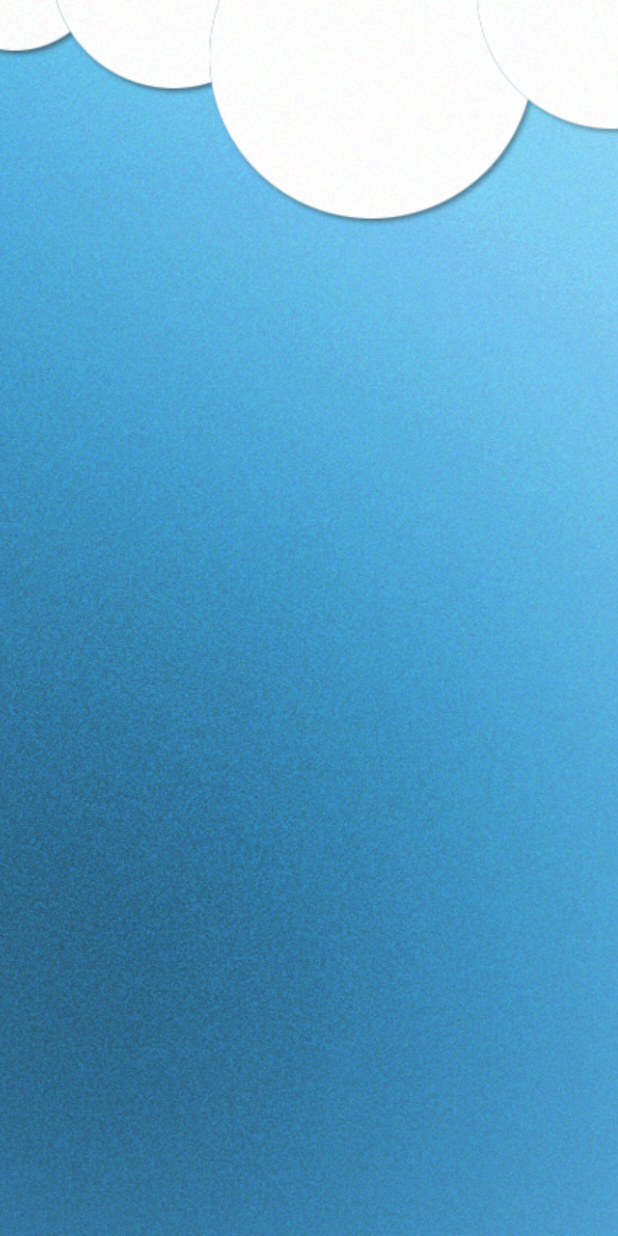
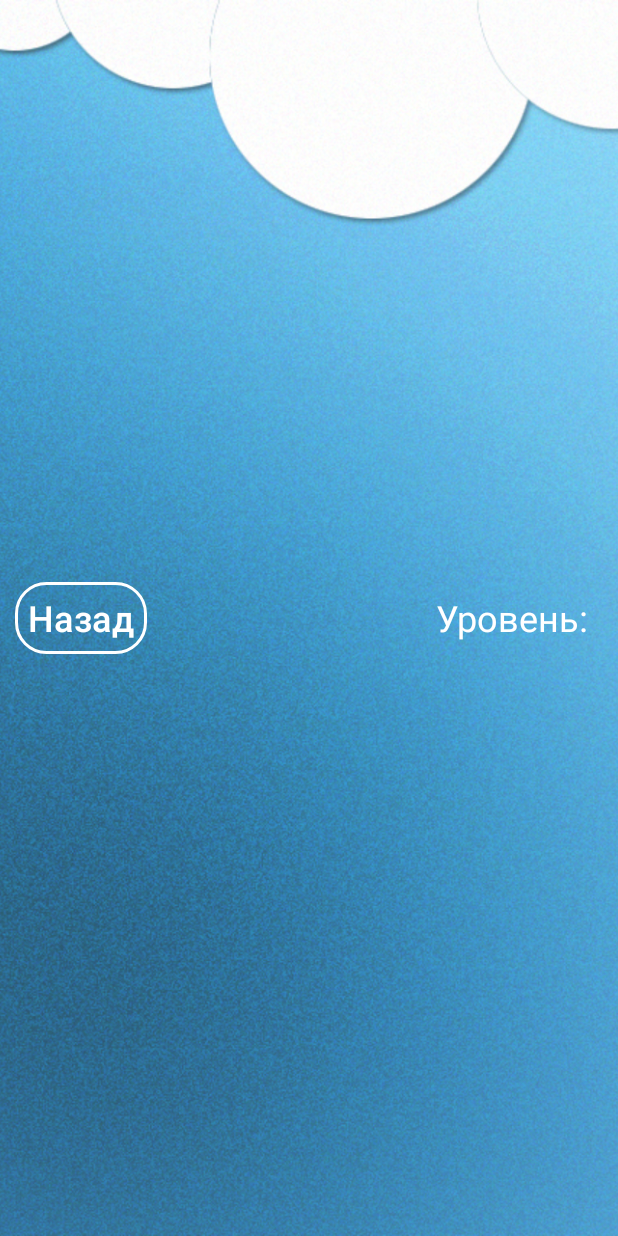
Before and after one commit to vallok/appViktorina_example, an Android app: the Level1 screen opened directly, with no data from a screen before it, on a phone screen of 412 x 824 dp. Run offline under Robolectric (Android 15) with nearby library versions, the phone set to English and light mode, and no system bars.

Commit message:
Top layout with navigation for level

```diff
--- /dev/null
+++ b/app/src/main/res/drawable/style_button_stroke_white_blue_press.xml
@@ -0,0 +1,5 @@
+<?xml version="1.0" encoding="utf-8"?>
+<selector xmlns:android="http://schemas.android.com/apk/res/android">
+<item android:state_pressed="false" android:drawable="@drawable/style_button_white_stroke"/>
+    <item android:state_pressed="true" android:drawable="@drawable/style_button_white_blue_pressed"/>
+</selector>
--- /dev/null
+++ b/app/src/main/res/drawable/style_button_white_blue_pressed.xml
@@ -0,0 +1,6 @@
+<?xml version="1.0" encoding="utf-8"?>
+<shape xmlns:android="http://schemas.android.com/apk/res/android">
+    <stroke android:width="2dp" android:color="@color/white"/>
+    <corners android:radius="20dp"/>
+    <solid android:color="@color/blue"/>
+</shape>
--- /dev/null
+++ b/app/src/main/res/drawable/style_button_white_stroke.xml
@@ -0,0 +1,5 @@
+<?xml version="1.0" encoding="utf-8"?>
+<shape xmlns:android="http://schemas.android.com/apk/res/android">
+    <stroke android:width="2dp" android:color="@color/white"/>
+    <corners android:radius="20dp"/>
+</shape>
--- a/app/src/main/res/layout/universal.xml
+++ b/app/src/main/res/layout/universal.xml
@@ -13,4 +13,51 @@
         android:layout_height="match_parent"
         android:scaleType="centerCrop"
         android:src="@drawable/level1"/>
+
+    <LinearLayout
+        android:id="@+id/container1"
+        android:layout_width="match_parent"
+        android:layout_height="match_parent"
+        android:gravity="center"
+        android:orientation="vertical" >
+
+        <LinearLayout
+            android:id="@+id/container2"
+            android:layout_width="match_parent"
+            android:layout_height="wrap_content"
+            android:padding="10dp"
+            android:orientation="vertical">
+
+            <LinearLayout
+                android:id="@+id/line1"
+                android:layout_width="match_parent"
+                android:layout_height="wrap_content"
+                android:orientation="horizontal">
+
+                <androidx.appcompat.widget.AppCompatButton
+                    android:id="@+id/button_back"
+                    android:layout_width="wrap_content"
+                    android:layout_height="wrap_content"
+                    android:background="@drawable/style_button_stroke_white_blue_press"
+                    android:layout_marginRight="10dp"
+                    android:textSize="24sp"
+                    android:paddingStart="8dp"
+                    android:paddingEnd="8dp"
+                    android:textAllCaps="false"
+                    android:textColor="@color/white"
+                    android:text="@string/back" />
+
+                <TextView
+                    android:id="@+id/levels"
+                    android:layout_width="wrap_content"
+                    android:layout_height="wrap_content"
+                    android:layout_weight="1"
+                    android:gravity="right"
+                    android:textColor="@color/white"
+                    android:padding="10dp"
+                    android:textSize="24sp"
+                    android:text="@string/level" />
+            </LinearLayout>
+        </LinearLayout>
+    </LinearLayout>
 </RelativeLayout>
--- a/app/src/main/res/values/colors.xml
+++ b/app/src/main/res/values/colors.xml
@@ -10,4 +10,5 @@
     <color name="black95">#95000000</color>
     <color name="black60">#60000000</color>
     <color name="white">#FFFFFF</color>
+    <color name="blue">#48d1ff</color>
 </resources>
--- a/app/src/main/res/values/strings.xml
+++ b/app/src/main/res/values/strings.xml
@@ -3,4 +3,5 @@
     <string name="background_description">Background</string>
     <string name="start">Начать</string>
     <string name="back">Назад</string>
+    <string name="level">Уровень:</string>
 </resources>
```
